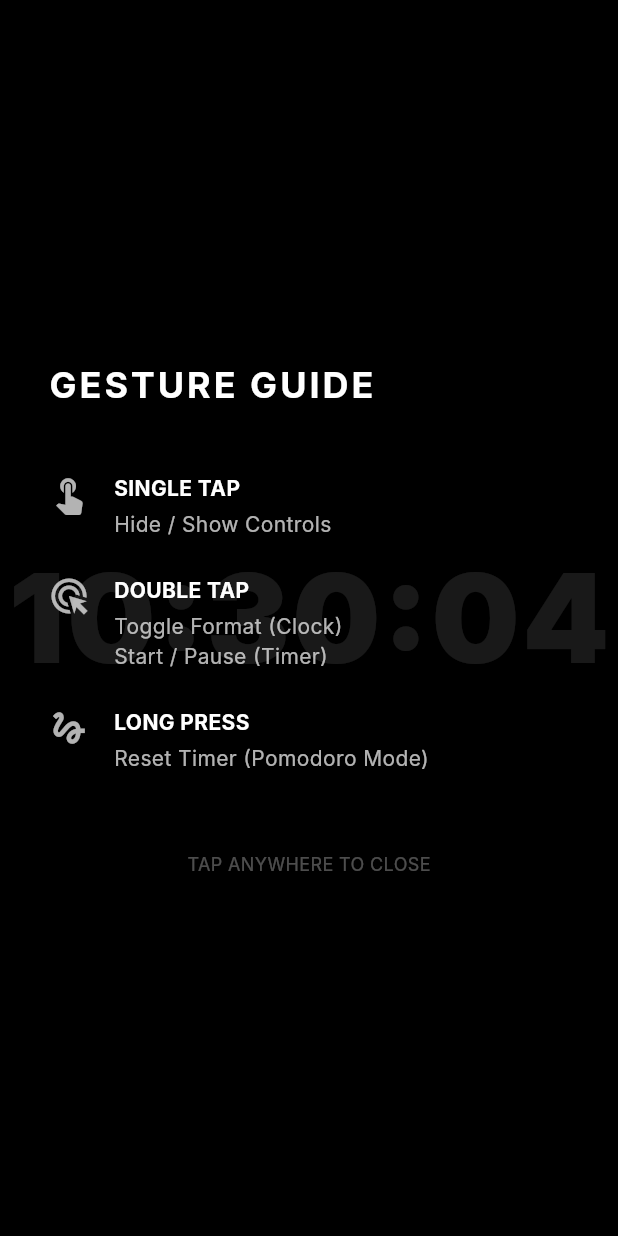
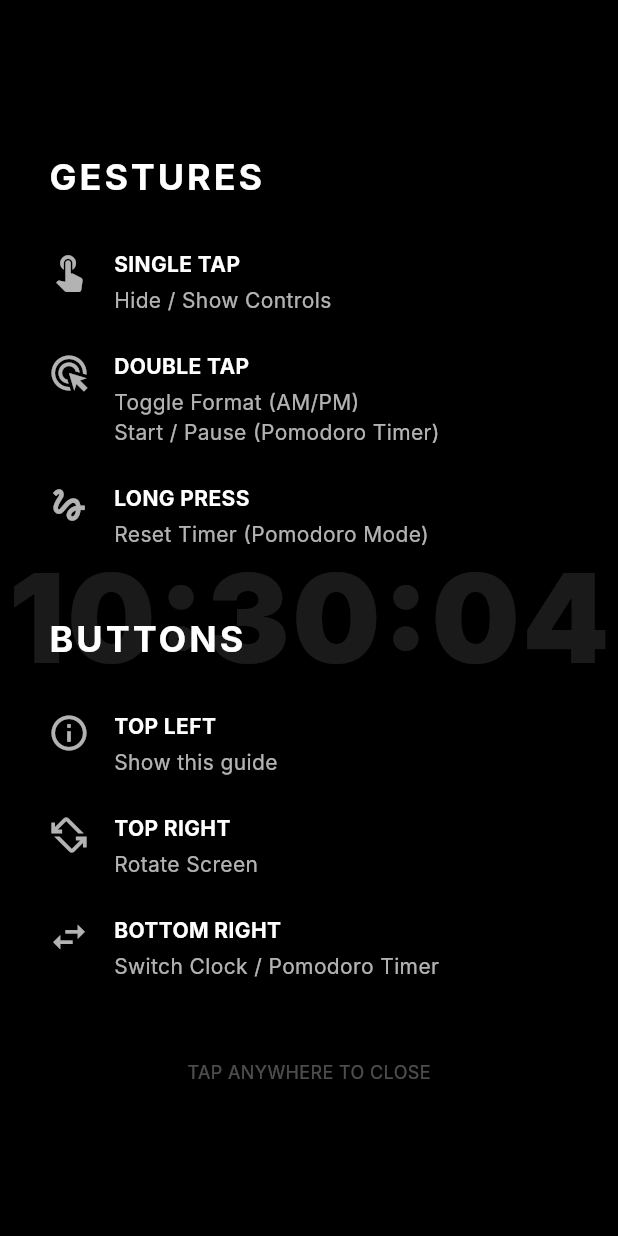
Before and after one commit to ShaijoGeorge/letscooktogether, a Flutter app: the screen it shows after launch, on a phone screen of 412 x 824 dp. Run offline on Flutter 3.47's test engine with Material 3 defaults, Android fonts, the phone set to English and light mode, and no system bars; our stand-ins replace audioplayers, shared_preferences, wakelock_plus; Roboto replaces fonts that are missing (Inter).

Commit message:
feat(ux): Enhance tutorial dialog and improve UI clarity

```diff
--- a/lib/main.dart
+++ b/lib/main.dart
@@ -150,7 +150,7 @@ class _ClockScreenState extends State<ClockScreen> with WidgetsBindingObserver {
   void _showTutorial() {
     showDialog(
       context: context,
-      barrierColor: Colors.black.withOpacity(0.9),
+      barrierColor: Colors.black.withValues(alpha: 0.9),
       builder: (context) => const TutorialDialog(),
     );
   }
@@ -364,6 +364,7 @@ class _ClockScreenState extends State<ClockScreen> with WidgetsBindingObserver {
                           letterSpacing: 4.0,
                         ),
                       ),
+                      // Helper Text Logic
                       if (_currentMode == AppMode.pomodoro)
                          Padding(
                            padding: const EdgeInsets.only(top: 8.0),
@@ -396,6 +397,9 @@ class _ClockScreenState extends State<ClockScreen> with WidgetsBindingObserver {
                     color: Colors.white24,
                     size: 32,
                   ),
+                  tooltip: _currentMode == AppMode.clock
+                      ? "Switch to Timer"
+                      : "Switch to Clock",
                 ),
               ),
             ),
@@ -410,7 +414,7 @@ class _ClockScreenState extends State<ClockScreen> with WidgetsBindingObserver {
                 child: IconButton(
                   onPressed: _areControlsVisible ? _toggleOrientation : null,
                   icon: Icon(
-                    _isLandscape ? Icons.screen_lock_landscape : Icons.screen_lock_portrait,
+                    Icons.screen_rotation_alt,
                     color: Colors.white24,
                     size: 32,
                   ),
@@ -472,6 +476,7 @@ class TutorialDialog extends StatelessWidget {
       child: Scaffold(
         backgroundColor: Colors.transparent,
         body: Center(
+          child: SingleChildScrollView(
             child: Padding(
               padding: const EdgeInsets.all(32.0),
               child: Column(
@@ -479,7 +484,7 @@ class TutorialDialog extends StatelessWidget {
                 crossAxisAlignment: CrossAxisAlignment.start,
                 children: [
                   const Text(
-                  "GESTURE GUIDE",
+                    "GESTURES",
                     style: TextStyle(
                       color: Colors.white,
                       fontSize: 24,
@@ -488,10 +493,27 @@ class TutorialDialog extends StatelessWidget {
                       letterSpacing: 2.0,
                     ),
                   ),
+                  const SizedBox(height: 20),
+                  _buildGuideItem(Icons.touch_app, "Single Tap", "Hide / Show Controls"),
+                  _buildGuideItem(Icons.ads_click, "Double Tap", "Toggle Format (AM/PM)\nStart / Pause (Pomodoro Timer)"),
+                  _buildGuideItem(Icons.gesture, "Long Press", "Reset Timer (Pomodoro Mode)"),
+
                   const SizedBox(height: 30),
-                _buildGuideItem(Icons.touch_app, "Single Tap", "Hide / Show Controls"),
-                _buildGuideItem(Icons.ads_click, "Double Tap", "Toggle Format (Clock)\nStart / Pause (Timer)"),
-                _buildGuideItem(Icons.gesture, "Long Press", "Reset Timer (Pomodoro Mode)"),
+                  const Text(
+                    "BUTTONS",
+                    style: TextStyle(
+                      color: Colors.white,
+                      fontSize: 24,
+                      fontWeight: FontWeight.bold,
+                      fontFamily: 'Inter',
+                      letterSpacing: 2.0,
+                    ),
+                  ),
+                  const SizedBox(height: 20),
+                  _buildGuideItem(Icons.info_outline, "Top Left", "Show this guide"),
+                  _buildGuideItem(Icons.screen_rotation_alt, "Top Right", "Rotate Screen"),
+                  _buildGuideItem(Icons.swap_horiz, "Bottom Right", "Switch Clock / Pomodoro Timer"),
+
                   const SizedBox(height: 40),
                   const Center(
                     child: Text(
@@ -500,6 +522,7 @@ class TutorialDialog extends StatelessWidget {
                     ),
                   ),
                 ],
+              ),
             ),
           ),
         ),
```
Lines whose indentation alone changed are shown as unchanged.
